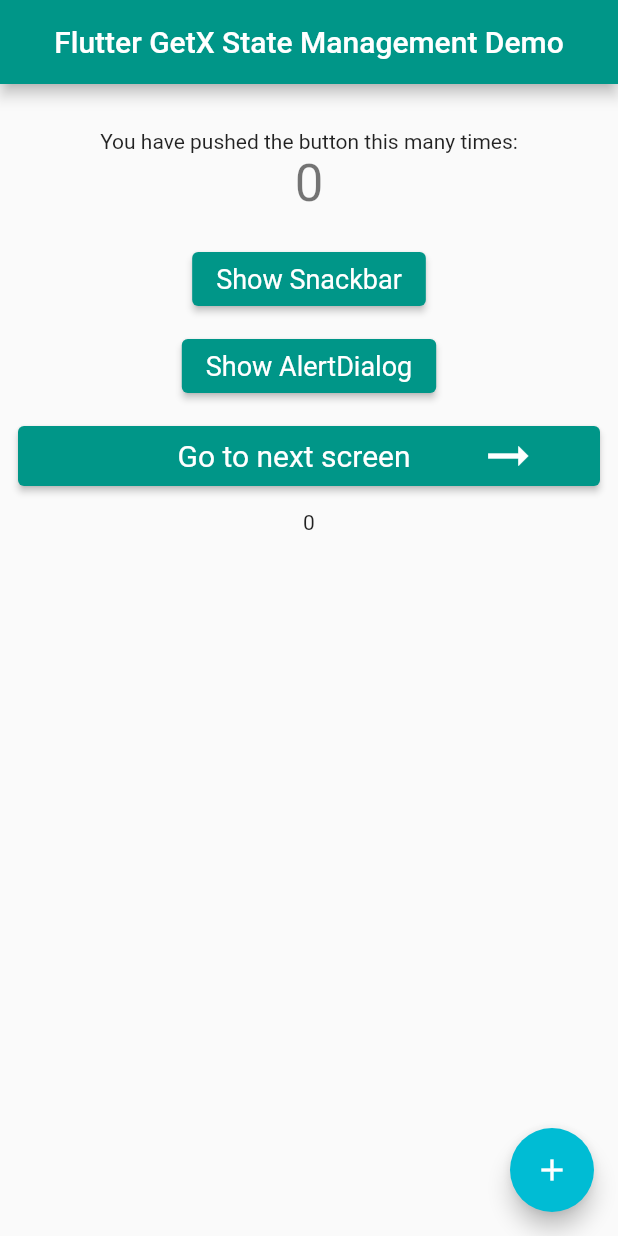
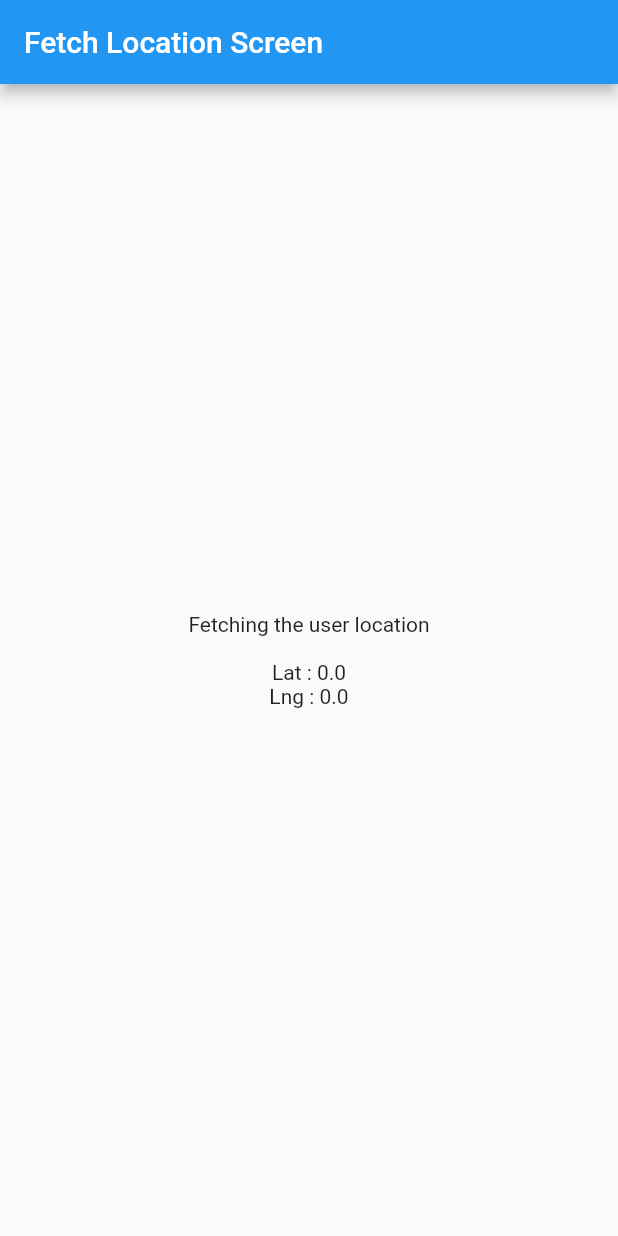
Before and after one commit to Kumarbarath/getx_demo, a Flutter app: the screen it shows after launch, on a phone screen of 412 x 824 dp. Run offline on Flutter 3.47's test engine with Material 2 defaults, Android fonts, the phone set to English and light mode, and no system bars; our stand-ins replace get, location.

Commit message:
background location fetch with easy flow method

```diff
--- a/lib/controller/home_controller.dart
+++ b/lib/controller/home_controller.dart
@@ -6,6 +6,7 @@ import 'package:http/http.dart' as http;
 import 'package:new_project/modal/home_screen_modal.dart';
 
 class HomeScreenController extends GetxController {
+
   final count=0.obs;
   RxBool isDataLoading=true.obs;
   List<String> imageList = <String>[].obs;
--- /dev/null
+++ b/lib/controller/location_controller.dart
@@ -0,0 +1,51 @@
+import 'package:get/get.dart';
+import 'package:location/location.dart';
+
+class LocationController extends GetxController{
+
+  final RxDouble lat=0.0.obs;
+  final RxDouble lng=0.0.obs;
+  @override
+  void onInit(){
+    super.onInit();
+    getUserLocation();
+  }
+
+  Future<void> getUserLocation() async{
+    Location location = new Location();
+
+    bool _serviceEnabled;
+    PermissionStatus _permissionGranted;
+    LocationData _locationData;
+
+    _serviceEnabled = await location.serviceEnabled();
+    if (!_serviceEnabled) {
+      _serviceEnabled = await location.requestService();
+      if (!_serviceEnabled) {
+        return;
+      }
+    }
+
+    _permissionGranted = await location.hasPermission();
+    if (_permissionGranted == PermissionStatus.denied) {
+      _permissionGranted = await location.requestPermission();
+      if (_permissionGranted != PermissionStatus.granted) {
+        return;
+      }
+    }
+    location.enableBackgroundMode(enable: true);
+
+   // _locationData = await location.getLocation();
+    location.onLocationChanged.listen((LocationData currentLocation) {
+
+      print(currentLocation);
+      lat.value=currentLocation.latitude!;
+      lng.value=currentLocation.longitude!;
+    });
+    location.enableBackgroundMode(enable: true);
+
+
+
+  }
+
+}
--- a/lib/main.dart
+++ b/lib/main.dart
@@ -1,5 +1,6 @@
 import 'package:flutter/material.dart';
 import 'package:get/get.dart';
+import 'package:new_project/view/get_user_location_screen.dart';
 import 'package:new_project/view/home_screen.dart';
 
 void main() {
@@ -13,10 +14,11 @@ class MyApp extends StatelessWidget {
   Widget build(BuildContext context) {
     return GetMaterialApp(
       title: 'Flutter Demo',
+      debugShowCheckedModeBanner: false,
       theme: ThemeData(
         primarySwatch: Colors.blue,
       ),
-      home:  HomesScreen(),
+      home:  const GetUserLocationScreen(),
     );
   }
 }
--- /dev/null
+++ b/lib/view/get_user_location_screen.dart
@@ -0,0 +1,33 @@
+import 'package:flutter/material.dart';
+import 'package:get/get.dart';
+import 'package:get/get_core/src/get_main.dart';
+import 'package:new_project/controller/location_controller.dart';
+
+class GetUserLocationScreen extends StatelessWidget {
+  const GetUserLocationScreen({Key? key}) : super(key: key);
+
+  @override
+  Widget build(BuildContext context) {
+    LocationController locationController = Get.put(LocationController());
+
+    return Scaffold(
+      appBar: AppBar(
+        title:const Text('Fetch Location Screen'),
+      ),
+      body: Obx(()=>
+         Center(
+          child: Column(
+            crossAxisAlignment: CrossAxisAlignment.center,
+            mainAxisAlignment: MainAxisAlignment.center,
+            children: [
+             const  Text('Fetching the user location'),
+
+              Text('\nLat : ${locationController.lat.value}'),
+              Text('Lng : ${locationController.lng.value}'),
+            ],
+          ),
+        ),
+      ),
+    );
+  }
+}
--- a/lib/view/home_screen.dart
+++ b/lib/view/home_screen.dart
@@ -1,18 +1,11 @@
 import 'package:flutter/material.dart';
 import 'package:get/get.dart';
-import 'package:get/get_core/src/get_main.dart';
-import 'package:get/get_navigation/src/snackbar/snackbar.dart';
 import 'package:new_project/controller/home_controller.dart';
 import 'package:new_project/view/second_screen.dart';
 
-class HomesScreen extends StatefulWidget {
-  const HomesScreen({Key? key}) : super(key: key);
+class HomeScreen extends StatelessWidget {
+  const HomeScreen({Key? key}) : super(key: key);
 
-  @override
-  State<HomesScreen> createState() => _HomesScreenState();
-}
-
-class _HomesScreenState extends State<HomesScreen> {
   @override
   Widget build(BuildContext context) {
     final HomeScreenController controller = Get.put(HomeScreenController());
@@ -101,7 +94,7 @@ class _HomesScreenState extends State<HomesScreen> {
                                 ],
                               ),
                               onPressed: () {
-                                Get.to(SecondScreen());
+                                Get.to(()=>SecondScreen());
                               }),
                        ),
                         Text(
```
Also changed, not shown: lib/view/second_screen.dart (+16 -1 lines), pubspec.yaml (+14 -0 lines), pubspec.lock, 6 other files.
